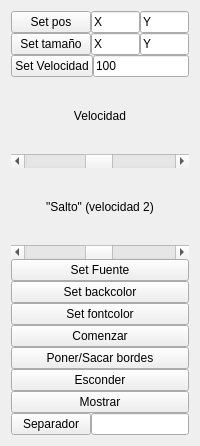
This is src/dispobjmanager/textwindow/txtwincontrol.ui in aguperezpala/linux-bluetooth-qt as Qt 5 draws it before an edit. The edited form follows.
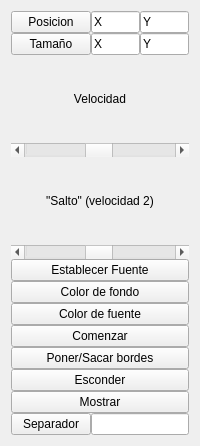
This is the edited form.

Commit message: cambiada los detalles de la interfaz grafica, seguimos laburando

```diff
--- a/src/dispobjmanager/textwindow/txtwincontrol.ui
+++ b/src/dispobjmanager/textwindow/txtwincontrol.ui
@@ -53,7 +53,7 @@
          <item>
           <widget class="QPushButton" name="txtbuttonSetPos">
            <property name="text">
-            <string>Set pos</string>
+            <string>Posicion</string>
            </property>
           </widget>
          </item>
@@ -84,7 +84,7 @@
          <item>
           <widget class="QPushButton" name="txtbuttonSetSize">
            <property name="text">
-            <string>Set tamaño</string>
+            <string>Tamaño</string>
            </property>
           </widget>
          </item>
@@ -107,27 +107,6 @@
          </item>
         </layout>
        </item>
-       <item>
-        <layout class="QHBoxLayout" name="horizontalLayout_4">
-         <property name="spacing">
-          <number>0</number>
-         </property>
-         <item>
-          <widget class="QPushButton" name="txtbuttonSetVelocity">
-           <property name="text">
-            <string>Set Velocidad</string>
-           </property>
-          </widget>
-         </item>
-         <item>
-          <widget class="QLineEdit" name="txttextVelocity">
-           <property name="text">
-            <string>100</string>
-           </property>
-          </widget>
-         </item>
-        </layout>
-       </item>
        <item>
         <widget class="QLabel" name="label_2">
          <property name="text">
@@ -185,21 +164,21 @@
      <item>
       <widget class="QPushButton" name="txtbuttonSetFont">
        <property name="text">
-        <string>Set Fuente</string>
+        <string>Establecer Fuente</string>
        </property>
       </widget>
      </item>
      <item>
       <widget class="QPushButton" name="txtbuttonSetBackColor">
        <property name="text">
-        <string>Set backcolor</string>
+        <string>Color de fondo</string>
        </property>
       </widget>
      </item>
      <item>
       <widget class="QPushButton" name="txtbuttonSetFontColor">
        <property name="text">
-        <string>Set fontcolor</string>
+        <string>Color de fuente</string>
        </property>
       </widget>
      </item>
```
Left out of the diff: 2 changed lines with no effect on the pictures. The commit also changes 7 other files.
